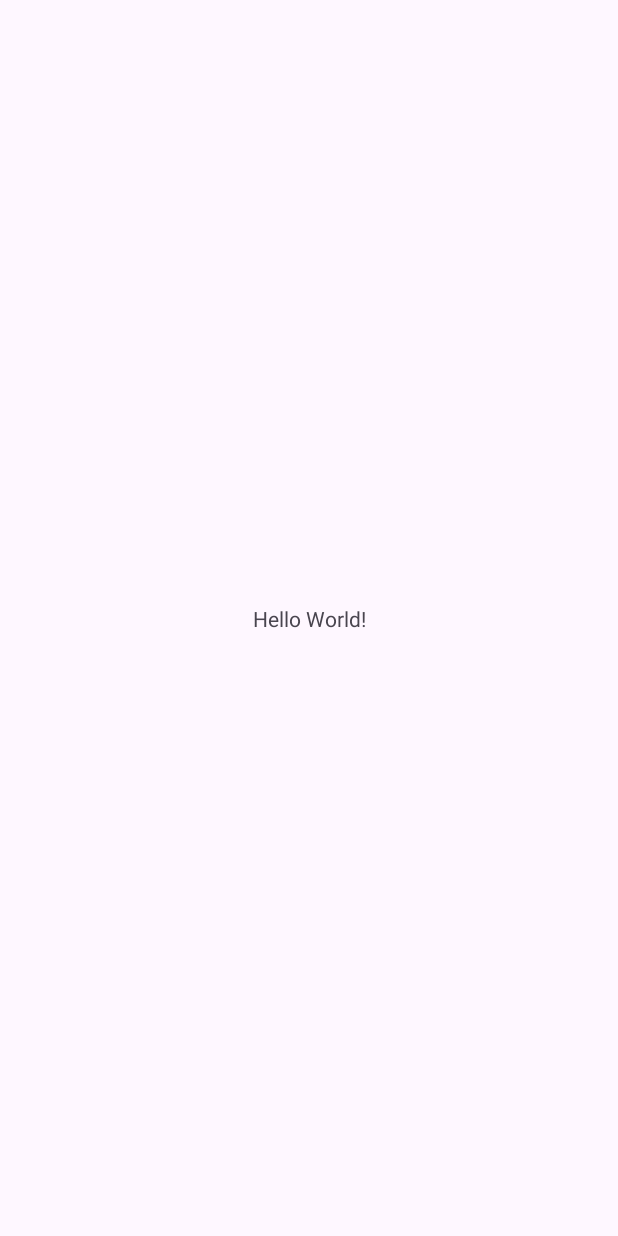
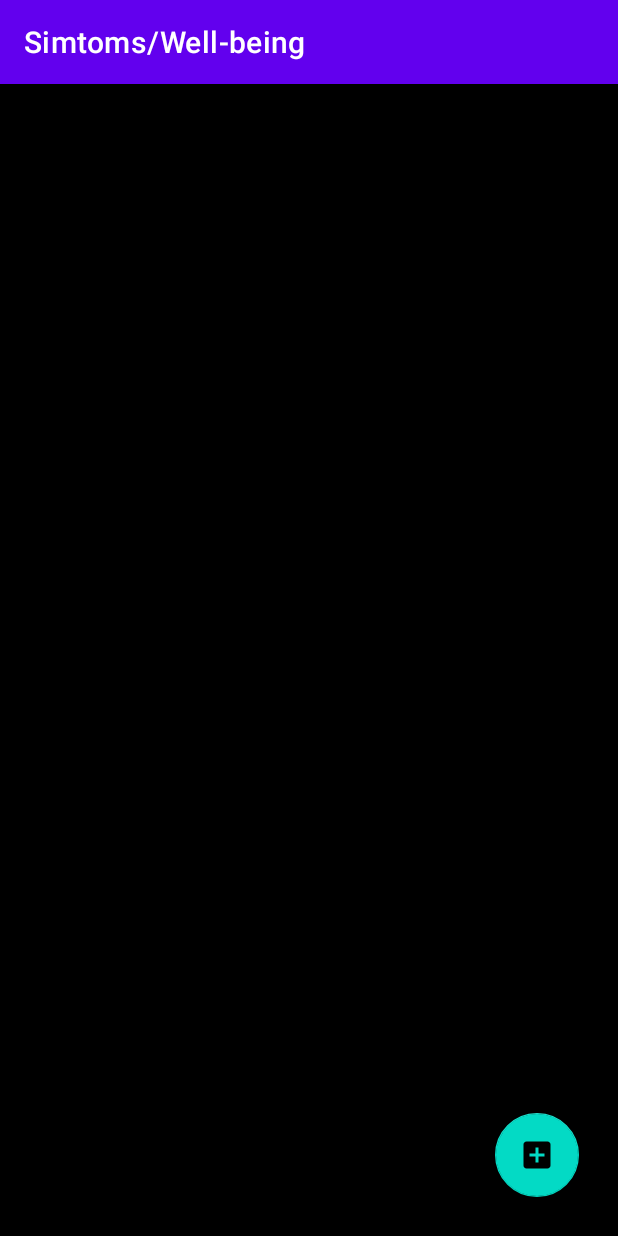
Before and after one commit to Kate345790/Notes, an Android app: the screen it shows after launch (MainActivity), on a phone screen of 412 x 824 dp. Before the commit the screen is almost empty. Run offline under Robolectric (Android 15) with nearby library versions, the phone set to English and light mode, and no system bars; our stand-ins replace Room's generated code; 2 statements that could not run were skipped.

Commit message:
просто

```diff
--- a/app/build.gradle.kts
+++ b/app/build.gradle.kts
@@ -36,6 +36,7 @@ dependencies {
     implementation(libs.appcompat)
     implementation(libs.material)
     implementation(libs.activity)
+    implementation(libs.room.runtime)
     implementation(libs.constraintlayout)
     testImplementation(libs.junit)
     androidTestImplementation(libs.ext.junit)
--- /dev/null
+++ b/app/src/main/java/com/example/notes/Database/RoomDB.java
@@ -0,0 +1,29 @@
+package com.example.notes.Database;
+
+import android.content.Context;
+
+import androidx.room.Database;
+import androidx.room.Room;
+import androidx.room.RoomDatabase;
+
+import com.example.notes.Models.Notes;
+
+@Database(entities = Notes.class, version = 1, exportSchema = false)
+public abstract class RoomDB extends RoomDatabase {
+
+    private static RoomDB database;
+    private static String DATABASE_NAME = "NotesSApp";
+
+    public synchronized static RoomDB getInstance(Context context) {
+        if(database == null){
+
+            database = Room.databaseBuilder(context.getApplicationContext(), RoomDB.class, DATABASE_NAME)
+                    .allowMainThreadQueries()
+                    .fallbackToDestructiveMigration()
+                    .build();
+        }
+        return database;
+    }
+    public abstract mainDAO mainDAO();
+
+}
--- /dev/null
+++ b/app/src/main/java/com/example/notes/Database/mainDAO.java
@@ -0,0 +1,32 @@
+package com.example.notes.Database;
+
+import static androidx.room.OnConflictStrategy.REPLACE;
+import androidx.room.Dao;
+import androidx.room.Delete;
+import androidx.room.Insert;
+import androidx.room.Query;
+
+import com.example.notes.Models.Notes;
+
+import java.util.List;
+
+@Dao
+public interface mainDAO {
+
+    //Метод,позволяющий вставлять данные в таблицу
+    @Insert(onConflict = REPLACE)
+    void insert(Notes notes);
+
+    //Метод,позволяющий получать данные
+    @Query("SELECT * FROM notes ORDER BY id DESC")//Последняя заметка будет в начале списка
+    List<Notes> getAll();
+
+    //Обновление данных
+    @Query("UPDATE notes SET title =:title, notes = :notes WHERE ID = :id ")
+    void uppdate (int id, String title, String notes);
+
+    @Delete
+    void delete(Notes notes);
+
+
+}
--- a/app/src/main/java/com/example/notes/MainActivity.java
+++ b/app/src/main/java/com/example/notes/MainActivity.java
@@ -1,24 +1,74 @@
 package com.example.notes;
 
+import android.content.Intent;
 import android.os.Bundle;
+import android.view.View;
 
 import androidx.activity.EdgeToEdge;
 import androidx.appcompat.app.AppCompatActivity;
+import androidx.cardview.widget.CardView;
 import androidx.core.graphics.Insets;
 import androidx.core.view.ViewCompat;
 import androidx.core.view.WindowInsetsCompat;
+import androidx.recyclerview.widget.LinearLayoutManager;
+import androidx.recyclerview.widget.RecyclerView;
+import androidx.recyclerview.widget.StaggeredGridLayoutManager;
+
+import com.example.notes.Adapter.NotesListAdapter;
+import com.example.notes.Database.RoomDB;
+import com.example.notes.Models.Notes;
+import com.google.android.material.floatingactionbutton.FloatingActionButton;
+
+import java.util.ArrayList;
+import java.util.List;
 
 public class MainActivity extends AppCompatActivity {
+    RecyclerView recyclerView;
+    FloatingActionButton fab_add;
+    NotesListAdapter notesListAdapter;
+    //Объявление БД
+    RoomDB database;
+    List<Notes> notes = new ArrayList<>();
 
     @Override
     protected void onCreate(Bundle savedInstanceState) {
         super.onCreate(savedInstanceState);
-        EdgeToEdge.enable(this);
         setContentView(R.layout.activity_main);
-        ViewCompat.setOnApplyWindowInsetsListener(findViewById(R.id.main), (v, insets) -> {
-            Insets systemBars = insets.getInsets(WindowInsetsCompat.Type.systemBars());
-            v.setPadding(systemBars.left, systemBars.top, systemBars.right, systemBars.bottom);
-            return insets;
+        //Присвоение элементов на макете
+        recyclerView = findViewById(R.id.recycler_home);
+        recyclerView = findViewById(R.id.fab_add);
+        database = RoomDB.getInstance(this);
+        notes = database.mainDAO().getAll();
+
+        updateRecycler(notes);
+
+        fab_add.setOnClickListener(new View.OnClickListener() {
+            @Override
+            public void onClick(View view) {
+
+            }
         });
+
+
+
+        }
+
+    private void updateRecycler(List<Notes> notes) {
+        recyclerView.setHasFixedSize(true);
+        recyclerView.setLayoutManager(new StaggeredGridLayoutManager(2, LinearLayoutManager.VERTICAL));
+        notesListAdapter = new NotesListAdapter(MainActivity.this, notes,notesClickListener );
+        recyclerView.setAdapter(notesListAdapter);
     }
+    private final NotesClickListener notesClickListener = new NotesClickListener() {
+        @Override
+        public void onClick(Notes notes) {
+            Intent intent = new Intent(MainActivity.this, NotesTakerActivity.class);
+            startActivityForResult(intent, 101);
+        }
+
+        @Override
+        public void onLongClick(Notes notes, CardView cardView) {
+
+        }
+    };
 }
--- /dev/null
+++ b/app/src/main/java/com/example/notes/NotesClickListener.java
@@ -0,0 +1,11 @@
+package com.example.notes;
+
+import androidx.cardview.widget.CardView;
+
+import com.example.notes.Models.Notes;
+
+public interface NotesClickListener {
+
+    void onClick(Notes notes);
+    void onLongClick(Notes notes, CardView cardView);
+}
--- /dev/null
+++ b/app/src/main/res/drawable/ic_plus_icon.xml
@@ -0,0 +1,5 @@
+<vector xmlns:android="http://schemas.android.com/apk/res/android" android:height="24dp" android:tint="#000000" android:viewportHeight="24" android:viewportWidth="24" android:width="24dp">
+
+    <path android:fillColor="@android:color/white" android:pathData="M19,3L5,3c-1.11,0 -2,0.9 -2,2v14c0,1.1 0.89,2 2,2h14c1.1,0 2,-0.9 2,-2L21,5c0,-1.1 -0.9,-2 -2,-2zM17,13h-4v4h-2v-4L7,13v-2h4L11,7h2v4h4v2z"/>
+
+</vector>
--- a/app/src/main/res/layout/activity_main.xml
+++ b/app/src/main/res/layout/activity_main.xml
@@ -1,19 +1,32 @@
 <?xml version="1.0" encoding="utf-8"?>
-<androidx.constraintlayout.widget.ConstraintLayout
+<RelativeLayout
     xmlns:android="http://schemas.android.com/apk/res/android"
     xmlns:tools="http://schemas.android.com/tools"
     xmlns:app="http://schemas.android.com/apk/res-auto"
     android:id="@+id/main"
     android:layout_width="match_parent"
     android:layout_height="match_parent"
-    tools:context=".MainActivity">
-    <TextView
+    android:orientation="vertical"
+    tools:context=".MainActivity"
+    android:background="@color/black">
+
+  <androidx.recyclerview.widget.RecyclerView
+      android:id="@+id/recycler_home"
+      android:layout_width="match_parent"
+      android:layout_height="match_parent"
+      android:layout_margin="8dp" />
+
+  <com.google.android.material.floatingactionbutton.FloatingActionButton
+      android:id="@+id/fab_add"
+      android:layout_margin="26dp"
       android:layout_width="wrap_content"
       android:layout_height="wrap_content"
-      android:text="Hello World!"
-      app:layout_constraintBottom_toBottomOf="parent"
-      app:layout_constraintStart_toStartOf="parent"
-      app:layout_constraintEnd_toEndOf="parent"
-      app:layout_constraintTop_toTopOf="parent" />
+      android:layout_alignParentBottom="true"
+      android:layout_alignParentEnd="true"
+      android:src="@drawable/ic_plus_icon"
+      />
 
-  </androidx.constraintlayout.widget.ConstraintLayout>
+
+
+
+</RelativeLayout>
--- a/app/src/main/res/values-night/themes.xml
+++ b/app/src/main/res/values-night/themes.xml
@@ -1,7 +1,23 @@
 <resources xmlns:tools="http://schemas.android.com/tools">
     <!-- Base application theme. -->
-    <style name="Base.Theme.Notes" parent="Theme.Material3.DayNight.NoActionBar">
-        <!-- Customize your dark theme here. -->
-        <!-- <item name="colorPrimary">@color/my_dark_primary</item> -->
+    <style name="Base.Theme.Notes" parent="Theme.MaterialComponents.DayNight.DarkActionBar">
+        <item name="colorPrimary">@color/purple_200</item>
+        <item name="colorPrimaryVariant">@color/purple_700</item>
+        <item name="colorOnPrimary">@color/black</item>
+        <!-- Secondary brand color. -->
+        <item name="colorSecondary">@color/teal_200</item>
+        <item name="colorSecondaryVariant">@color/teal_200</item>
+        <item name="colorOnSecondary">@color/black</item>
+        <!-- Customize your theme here. -->
+    </style>
+    <style name="Base.Theme.Notes.NoActionBar" parent="Theme.MaterialComponents.DayNight.NoActionBar">
+        <item name="colorPrimary">@color/purple_200</item>
+        <item name="colorPrimaryVariant">@color/purple_700</item>
+        <item name="colorOnPrimary">@color/black</item>
+        <!-- Secondary brand color. -->
+        <item name="colorSecondary">@color/teal_200</item>
+        <item name="colorSecondaryVariant">@color/teal_200</item>
+        <item name="colorOnSecondary">@color/black</item>
+        <!-- Customize your theme here. -->
     </style>
 </resources>
--- a/app/src/main/res/values/colors.xml
+++ b/app/src/main/res/values/colors.xml
@@ -1,5 +1,18 @@
 <?xml version="1.0" encoding="utf-8"?>
 <resources>
+    <color name="purple_200">#FFBB86FC</color>
+    <color name="purple_500">#FF6200EE</color>
+    <color name="purple_700">#FF3700B3</color>
+    <color name="teal_200">#FF03DAC5</color>
+    <color name="teal_700">#FF018786</color>
     <color name="black">#FF000000</color>
     <color name="white">#FFFFFFFF</color>
+    <color name="grey">#808080</color>
+
+    <color name="color1">#227CC3</color>
+    <color name="color2">#2EB834</color>
+    <color name="color3">#ED1B0B</color>
+    <color name="color4">#F1DA12</color>
+    <color name="color5">#9617AC</color>
+
 </resources>
--- a/app/src/main/res/values/strings.xml
+++ b/app/src/main/res/values/strings.xml
@@ -1,3 +1,3 @@
 <resources>
-    <string name="app_name">Notes</string>
+    <string name="app_name">Simtoms/Well-being</string>
 </resources>
--- a/app/src/main/res/values/themes.xml
+++ b/app/src/main/res/values/themes.xml
@@ -1,8 +1,26 @@
 <resources xmlns:tools="http://schemas.android.com/tools">
     <!-- Base application theme. -->
-    <style name="Base.Theme.Notes" parent="Theme.Material3.DayNight.NoActionBar">
-        <!-- Customize your light theme here. -->
-        <!-- <item name="colorPrimary">@color/my_light_primary</item> -->
+    <style name="Base.Theme.Notes" parent="Theme.MaterialComponents.DayNight.DarkActionBar">
+        <item name="colorPrimary">@color/purple_500</item>
+        <item name="colorPrimaryVariant">@color/purple_700</item>
+        <item name="colorOnPrimary">@color/white</item>
+        <!-- Secondary brand color. -->
+        <item name="colorSecondary">@color/teal_200</item>
+        <item name="colorSecondaryVariant">@color/teal_700</item>
+        <item name="colorOnSecondary">@color/black</item>
+        <!-- Customize your theme here. -->
+    </style>
+    <style name="Base.Theme.Notes.NoActionBar" parent="Theme.MaterialComponents.DayNight.NoActionBar">
+        <!-- Primary brand color. -->
+        <item name="colorPrimary">@color/purple_500</item>
+        <item name="colorPrimaryVariant">@color/purple_700</item>
+        <item name="colorOnPrimary">@color/white</item>
+        <!-- Secondary brand color. -->
+        <item name="colorSecondary">@color/teal_200</item>
+        <item name="colorSecondaryVariant">@color/teal_700</item>
+        <item name="colorOnSecondary">@color/black</item>
+        <!-- Status bar color. -->
+        <!-- Customize your theme here. -->
     </style>
 
     <style name="Theme.Notes" parent="Base.Theme.Notes" />
--- a/gradle/libs.versions.toml
+++ b/gradle/libs.versions.toml
@@ -7,6 +7,7 @@ appcompat = "1.7.0"
 material = "1.12.0"
 activity = "1.10.1"
 constraintlayout = "2.2.1"
+roomRuntime = "2.7.1"
 
 [libraries]
 junit = { group = "junit", name = "junit", version.ref = "junit" }
@@ -16,6 +17,7 @@ appcompat = { group = "androidx.appcompat", name = "appcompat", version.ref = "a
 material = { group = "com.google.android.material", name = "material", version.ref = "material" }
 activity = { group = "androidx.activity", name = "activity", version.ref = "activity" }
 constraintlayout = { group = "androidx.constraintlayout", name = "constraintlayout", version.ref = "constraintlayout" }
+room-runtime = { module = "androidx.room:room-runtime", version.ref = "roomRuntime" }
 
 [plugins]
 android-application = { id = "com.android.application", version.ref = "agp" }
```
Also changed, not shown: app/src/main/AndroidManifest.xml (+7 -3 lines), app/src/main/java/com/example/notes/Adapter/NotesListAdapter.java (added, +114 -0 lines), app/src/main/java/com/example/notes/Models/Notes.java (added, +68 -0 lines), app/src/main/java/com/example/notes/NotesTakerActivity.java (added, +24 -0 lines), app/src/main/res/layout/activity_notes_taker.xml (added, +26 -0 lines), app/src/main/res/layout/notes_list.xml (added, +73 -0 lines), app/src/main/res/drawable/pin_icon.webp (added).
